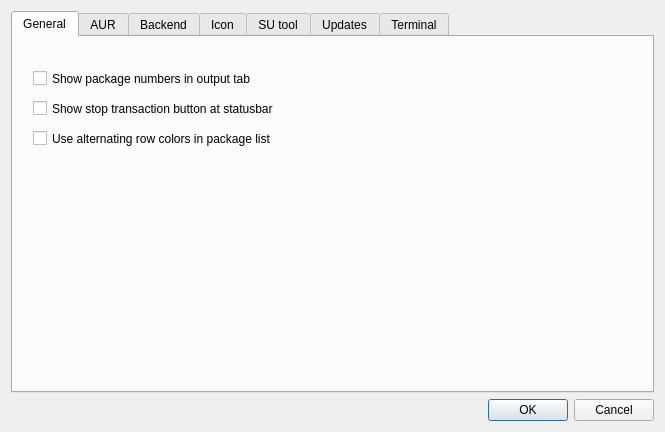
Before: the Qt Designer form ui/optionsdialog.ui in aarnt/octopi, drawn with Qt 5.
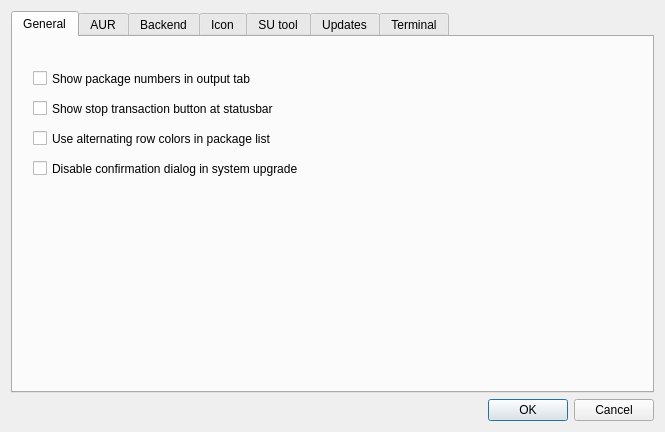
After: the same form once the commit is applied.

Commit message: - Added option to disable confirmation dialog in system upgrade; - Added security check to cancel system upgrades in GUI when pacman is in the list; - Couple of fixes in some files.

Patch:
```diff
--- a/ui/optionsdialog.ui
+++ b/ui/optionsdialog.ui
@@ -76,6 +76,19 @@
           <string>Use alternating row colors in package list</string>
          </property>
         </widget>
+        <widget class="QCheckBox" name="cbNoConfirmationDialogInSysUpgrade">
+         <property name="geometry">
+          <rect>
+           <x>20</x>
+           <y>120</y>
+           <width>611</width>
+           <height>23</height>
+          </rect>
+         </property>
+         <property name="text">
+          <string>Disable confirmation dialog in system upgrade</string>
+         </property>
+        </widget>
        </widget>
        <widget class="QWidget" name="tabAUR">
         <attribute name="title">
```
The commit also changes 14 other files.
